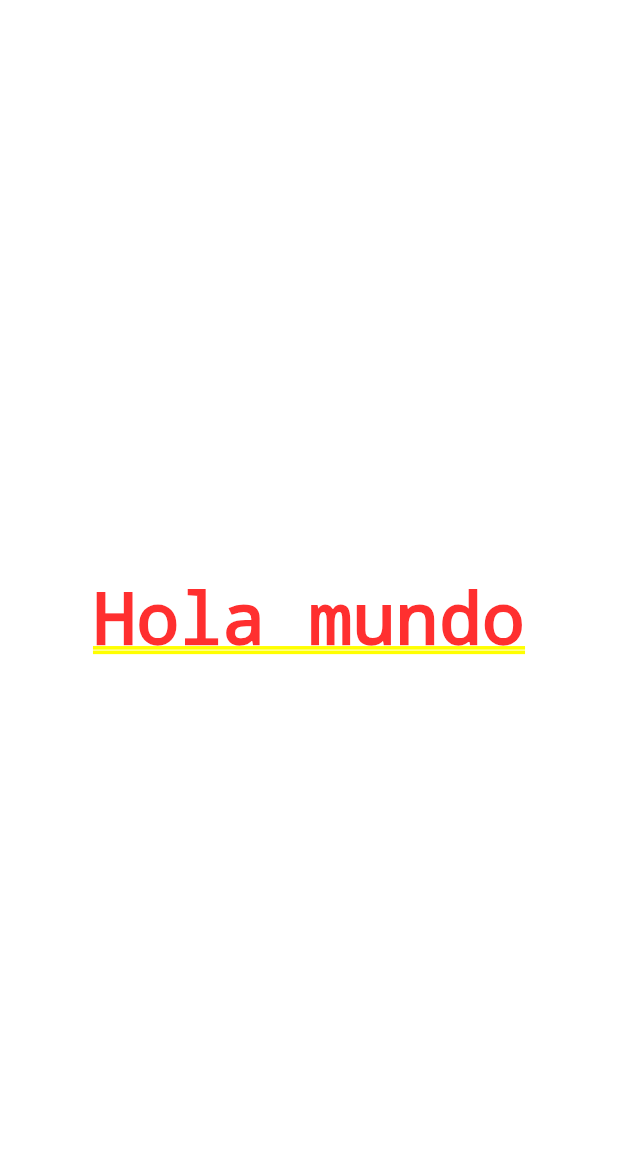
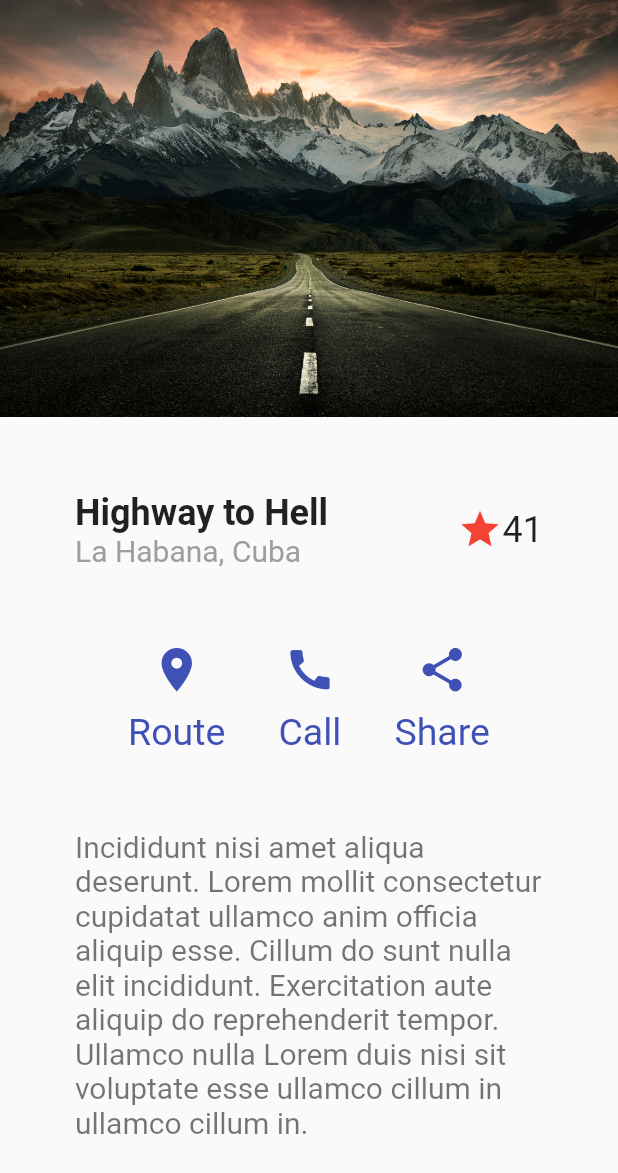
Before and after one commit to iamtonycabrera/flutter-designs-application, a Flutter app: the screen it shows after launch, on a phone screen of 412 x 824 dp. Shown: the top 1173 px of the screen. Run offline on Flutter 3.47's test engine with Material 2 defaults, Android fonts, the phone set to English and light mode, and no system bars.

Commit message:
Basic Design

```diff
--- a/lib/main.dart
+++ b/lib/main.dart
@@ -1,4 +1,5 @@
 import 'package:flutter/material.dart';
+import 'package:flutter_designs/screens/basic_design_screen.dart';
 
 void main() => runApp(const MyApp());
 
@@ -7,11 +8,13 @@ class MyApp extends StatelessWidget {
 
   @override
   Widget build(BuildContext context) {
-    return const MaterialApp(
-        debugShowCheckedModeBanner: false,
-        title: 'Material App',
-        home: Center(
-          child: Text('Hola mundo'),
-        ));
+    return MaterialApp(
+      debugShowCheckedModeBanner: false,
+      title: 'Material App',
+      initialRoute: 'basic_design',
+      routes: {
+        'basic_design': (_) => const BasicDesignScreen(),
+      },
+    );
   }
 }
--- /dev/null
+++ b/lib/screens/basic_design_screen.dart
@@ -0,0 +1,133 @@
+import 'package:flutter/material.dart';
+
+class BasicDesignScreen extends StatelessWidget {
+  const BasicDesignScreen({Key? key}) : super(key: key);
+
+  @override
+  Widget build(BuildContext context) {
+    return Scaffold(
+      body: Column(
+        children: const [
+          Image(image: AssetImage('assets/landscape.jpg')),
+          Title(),
+          ButtonSection(),
+          Description()
+        ],
+      ),
+    );
+  }
+}
+
+class Description extends StatelessWidget {
+  const Description({
+    Key? key,
+  }) : super(key: key);
+
+  @override
+  Widget build(BuildContext context) {
+    return Container(
+      margin: const EdgeInsets.symmetric(horizontal: 50, vertical: 50),
+      child: const Text(
+        'Incididunt nisi amet aliqua deserunt. Lorem mollit consectetur cupidatat ullamco anim officia aliquip esse. Cillum do sunt nulla elit incididunt. Exercitation aute aliquip do reprehenderit tempor. Ullamco nulla Lorem duis nisi sit voluptate esse ullamco cillum in ullamco cillum in.',
+        style: TextStyle(color: Colors.black54, fontSize: 20),
+      ),
+    );
+  }
+}
+
+class Title extends StatelessWidget {
+  const Title({
+    Key? key,
+  }) : super(key: key);
+
+  @override
+  Widget build(BuildContext context) {
+    return Container(
+      margin: const EdgeInsets.symmetric(horizontal: 50, vertical: 50),
+      child: Row(
+        children: [
+          Column(
+            crossAxisAlignment: CrossAxisAlignment.start,
+            children: const [
+              Text(
+                'Highway to Hell',
+                style: TextStyle(fontSize: 24, fontWeight: FontWeight.bold),
+              ),
+              Text(
+                'La Habana, Cuba',
+                style: TextStyle(fontSize: 20, color: Colors.grey),
+              ),
+            ],
+          ),
+          Expanded(child: Container()),
+          const Icon(
+            Icons.star,
+            color: Colors.red,
+            size: 30,
+          ),
+          const Text(
+            '41',
+            style: TextStyle(fontSize: 24),
+          ),
+        ],
+      ),
+    );
+  }
+}
+
+class ButtonSection extends StatelessWidget {
+  const ButtonSection({
+    Key? key,
+  }) : super(key: key);
+
+  @override
+  Widget build(BuildContext context) {
+    return Container(
+      margin: const EdgeInsets.symmetric(horizontal: 50, vertical: 0),
+      child: Row(
+        mainAxisAlignment: MainAxisAlignment.spaceEvenly,
+        children: const [
+          CustomButton(
+            icon: Icons.location_on,
+            text: 'Route',
+          ),
+          CustomButton(
+            icon: Icons.call,
+            text: 'Call',
+          ),
+          CustomButton(
+            icon: Icons.share,
+            text: 'Share',
+          ),
+        ],
+      ),
+    );
+  }
+}
+
+class CustomButton extends StatelessWidget {
+  final IconData icon;
+  final String text;
+
+  const CustomButton({
+    Key? key,
+    required this.icon,
+    required this.text,
+  }) : super(key: key);
+
+  @override
+  Widget build(BuildContext context) {
+    return Column(
+      children: [
+        Icon(icon, size: 35, color: Colors.indigo),
+        const SizedBox(
+          height: 10,
+        ),
+        Text(
+          text,
+          style: const TextStyle(fontSize: 25, color: Colors.indigo),
+        ),
+      ],
+    );
+  }
+}
--- a/pubspec.yaml
+++ b/pubspec.yaml
@@ -58,8 +58,8 @@ flutter:
   uses-material-design: true
 
   # To add assets to your application, add an assets section, like this:
-  # assets:
-  #   - images/a_dot_burr.jpeg
+  assets:
+    - assets/
   #   - images/a_dot_ham.jpeg
 
   # An image asset can refer to one or more resolution-specific "variants", see
```
Also changed, not shown: assets/landscape.jpg (added).
